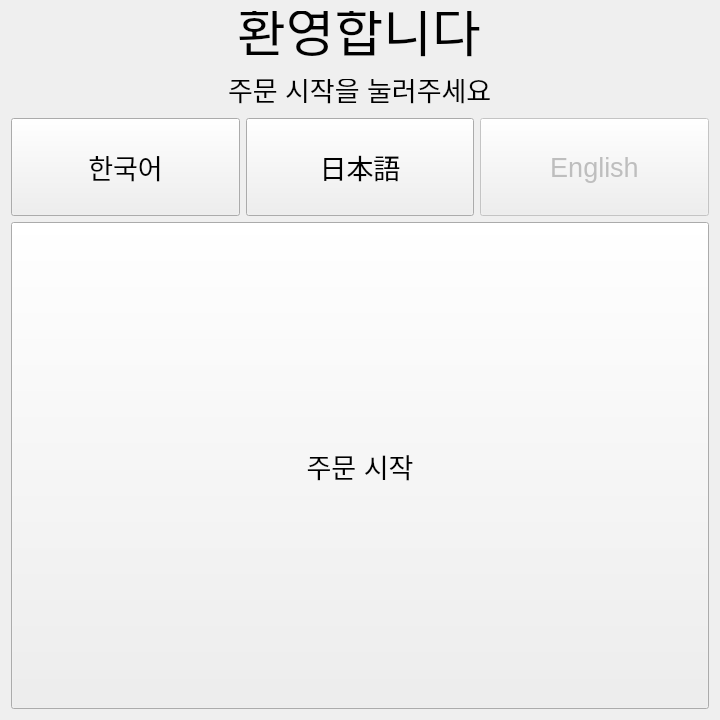
This is src/my_package/ui/main_menu.ui in Seongeun11/PyPointKiosk as Qt 5 draws it before an edit. The edited form follows.
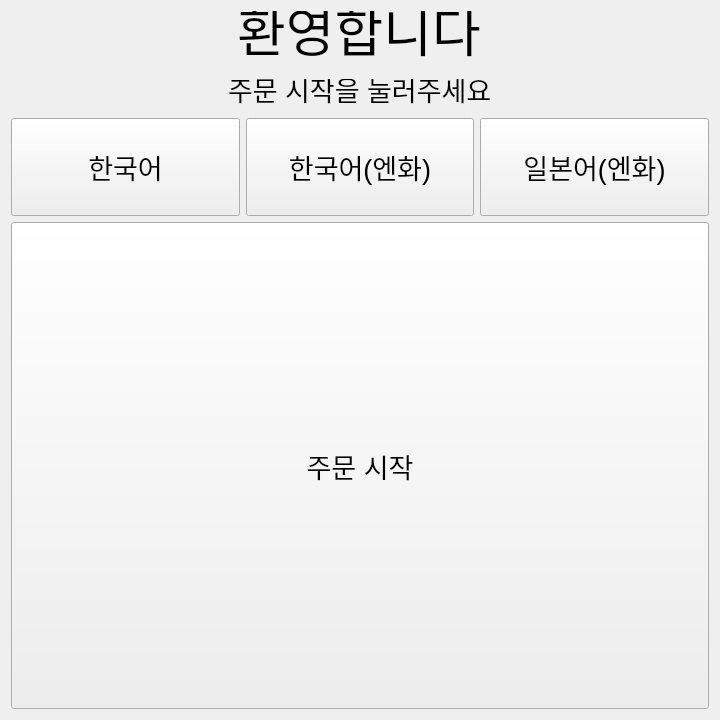
This is the edited form.

Commit message: Korean and Japanese currency applied, and image class added

Patch:
```diff
--- a/src/my_package/ui/main_menu.ui
+++ b/src/my_package/ui/main_menu.ui
@@ -91,7 +91,7 @@
    <item>
     <layout class="QGridLayout" name="gridLayout" rowstretch="0" columnstretch="0,0,0">
      <item row="0" column="1">
-      <widget class="QPushButton" name="btn_japanese">
+      <widget class="QPushButton" name="btn_korean_ja_cash">
        <property name="sizePolicy">
         <sizepolicy hsizetype="Expanding" vsizetype="Expanding">
          <horstretch>0</horstretch>
@@ -107,7 +107,7 @@
         <enum>Qt::FocusPolicy::NoFocus</enum>
        </property>
        <property name="text">
-        <string>日本語</string>
+        <string>한국어(엔화)</string>
        </property>
       </widget>
      </item>
@@ -133,9 +133,9 @@
       </widget>
      </item>
      <item row="0" column="2">
-      <widget class="QPushButton" name="btn_english">
+      <widget class="QPushButton" name="btn_japanese">
        <property name="enabled">
-        <bool>false</bool>
+        <bool>true</bool>
        </property>
        <property name="sizePolicy">
         <sizepolicy hsizetype="Expanding" vsizetype="Expanding">
@@ -152,7 +152,7 @@
         <enum>Qt::FocusPolicy::NoFocus</enum>
        </property>
        <property name="text">
-        <string>English</string>
+        <string>일본어(엔화)</string>
        </property>
        <property name="checkable">
         <bool>false</bool>
```
The commit also changes 14 other files.
